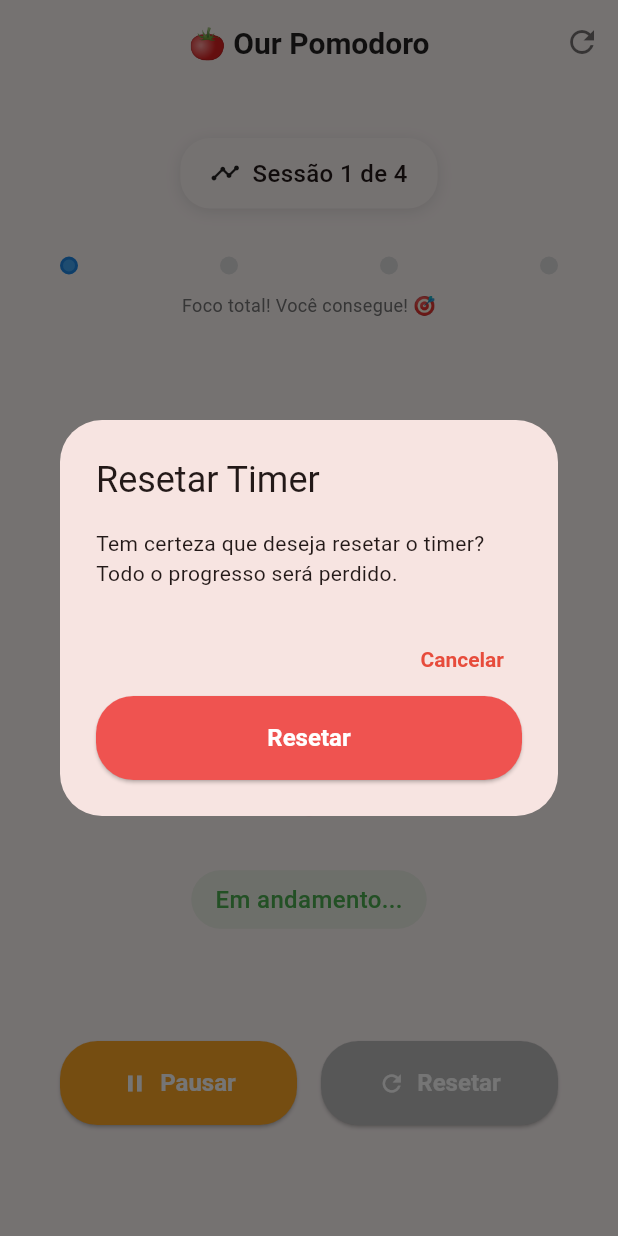
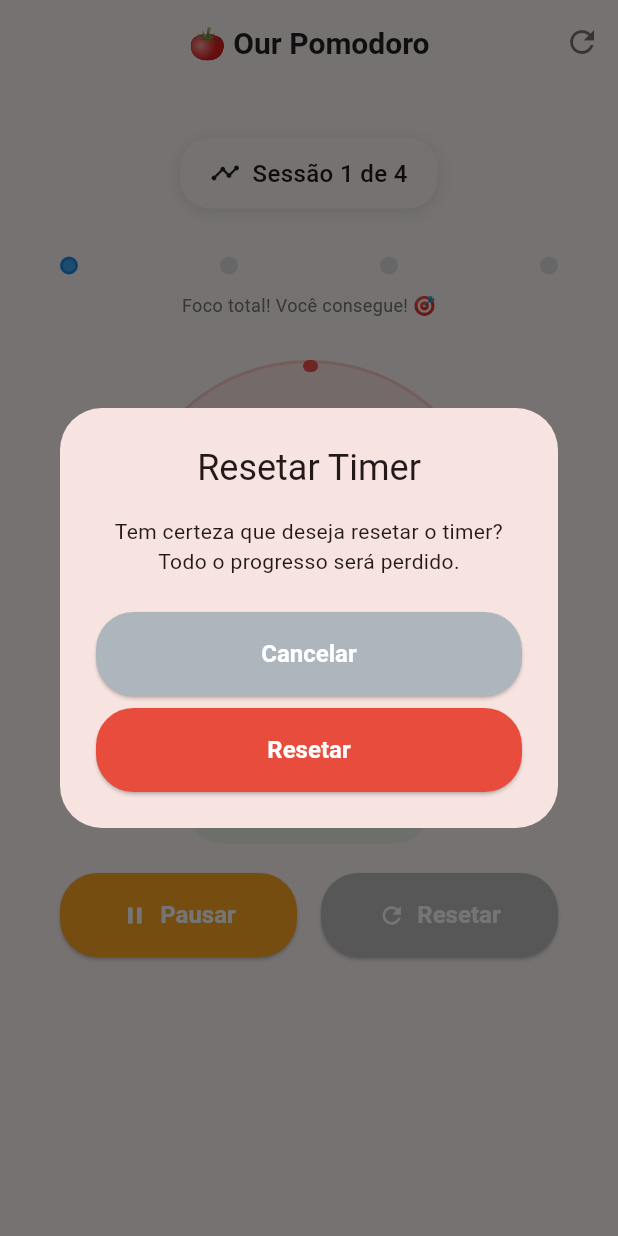
Before and after one commit to Penfore/our-pomodoro, a Flutter app: the screen it shows after launch, after a tap on "Trabalho", after a tap on "Resetar", after a tap on the "refresh" icon, on a phone screen of 412 x 824 dp. Run offline on Flutter 3.47's test engine with Material 3 defaults, Android fonts, the phone set to English and light mode, and no system bars; our stand-ins replace connectivity_plus, equatable, flutter_bloc, get_it, shared_preferences.

Commit message:
refactor: replace inline reset confirmation dialog with utility method

```diff
--- a/lib/features/pomodoro/presentation/pages/timer_screen.dart
+++ b/lib/features/pomodoro/presentation/pages/timer_screen.dart
@@ -1,5 +1,6 @@
 import 'package:flutter/material.dart';
 import 'package:flutter_bloc/flutter_bloc.dart';
+import 'package:our_pomodoro/core/utils/dialog_utils.dart';
 
 import '../../../../injection_container.dart' as di;
 import '../../domain/entities/pomodoro_session.dart';
@@ -32,7 +33,7 @@ class TimerScreen extends StatelessWidget {
                 if (state is PomodoroInitial) return const SizedBox.shrink();
                 return IconButton(
                   onPressed: () {
-                    _showResetConfirmation(context);
+                    DialogUtils.showResetConfirmation(context);
                   },
                   icon: const Icon(Icons.refresh, color: Colors.black54),
                   tooltip: 'Resetar Timer',
@@ -49,10 +50,8 @@ class TimerScreen extends StatelessWidget {
               children: [
                 // Session info
                 SizedBox(height: 160, child: const SessionInfoWidget()),
-                const SizedBox(height: 48),
                 // Timer widget
-                SizedBox(height: 340, child: const PomodoroTimerWidget()),
-                const SizedBox(height: 24),
+                SizedBox(height: 300, child: const PomodoroTimerWidget()),
                 // Controls
                 Container(height: 140, padding: const EdgeInsets.symmetric(horizontal: 16), child: const TimerControlsWidget()),
                 const SizedBox(height: 80),
@@ -62,29 +61,6 @@ class TimerScreen extends StatelessWidget {
         ),
         floatingActionButton: const _SessionTypeSelector(),
       ),
-    );
-  }
-
-  void _showResetConfirmation(BuildContext context) {
-    showDialog(
-      context: context,
-      builder: (BuildContext context) {
-        return AlertDialog(
-          title: const Text('Resetar Timer'),
-          content: const Text('Tem certeza que deseja resetar o timer? Todo o progresso será perdido.'),
-          actions: [
-            TextButton(onPressed: () => Navigator.of(context).pop(), child: const Text('Cancelar')),
-            ElevatedButton(
-              onPressed: () {
-                Navigator.of(context).pop();
-                context.read<PomodoroBloc>().add(ResetPomodoroEvent());
-              },
-              style: ElevatedButton.styleFrom(backgroundColor: Colors.red.shade400, foregroundColor: Colors.white),
-              child: const Text('Resetar'),
-            ),
-          ],
-        );
-      },
     );
   }
 }
--- a/lib/features/pomodoro/presentation/widgets/timer_controls_widget.dart
+++ b/lib/features/pomodoro/presentation/widgets/timer_controls_widget.dart
@@ -1,5 +1,6 @@
 import 'package:flutter/material.dart';
 import 'package:flutter_bloc/flutter_bloc.dart';
+import 'package:our_pomodoro/core/utils/dialog_utils.dart';
 
 import '../bloc/pomodoro_bloc.dart';
 import '../bloc/pomodoro_event.dart';
@@ -73,7 +74,7 @@ class TimerControlsWidget extends StatelessWidget {
         Flexible(
           child: ElevatedButton.icon(
             onPressed: () {
-              _showResetConfirmation(context);
+              DialogUtils.showResetConfirmation(context);
             },
             icon: const Icon(Icons.refresh),
             label: const Text('Resetar'),
@@ -81,7 +82,6 @@ class TimerControlsWidget extends StatelessWidget {
               backgroundColor: Colors.grey.shade400,
               foregroundColor: Colors.white,
               padding: const EdgeInsets.symmetric(horizontal: 24, vertical: 12),
-              shape: RoundedRectangleBorder(borderRadius: BorderRadius.circular(25)),
             ),
           ),
         ),
@@ -114,7 +114,7 @@ class TimerControlsWidget extends StatelessWidget {
         Flexible(
           child: ElevatedButton.icon(
             onPressed: () {
-              _showResetConfirmation(context);
+              DialogUtils.showResetConfirmation(context);
             },
             icon: const Icon(Icons.refresh),
             label: const Text('Resetar'),
@@ -178,27 +178,4 @@ class TimerControlsWidget extends StatelessWidget {
       ],
     );
   }
-
-  void _showResetConfirmation(BuildContext context) {
-    showDialog(
-      context: context,
-      builder: (BuildContext context) {
-        return AlertDialog(
-          title: const Text('Resetar Timer'),
-          content: const Text('Tem certeza que deseja resetar o timer? Todo o progresso será perdido.'),
-          actions: [
-            TextButton(onPressed: () => Navigator.of(context).pop(), child: const Text('Cancelar')),
-            ElevatedButton(
-              onPressed: () {
-                Navigator.of(context).pop();
-                context.read<PomodoroBloc>().add(ResetPomodoroEvent());
-              },
-              style: ElevatedButton.styleFrom(backgroundColor: Colors.red.shade400, foregroundColor: Colors.white),
-              child: const Text('Resetar'),
-            ),
-          ],
-        );
-      },
-    );
-  }
 }
```
